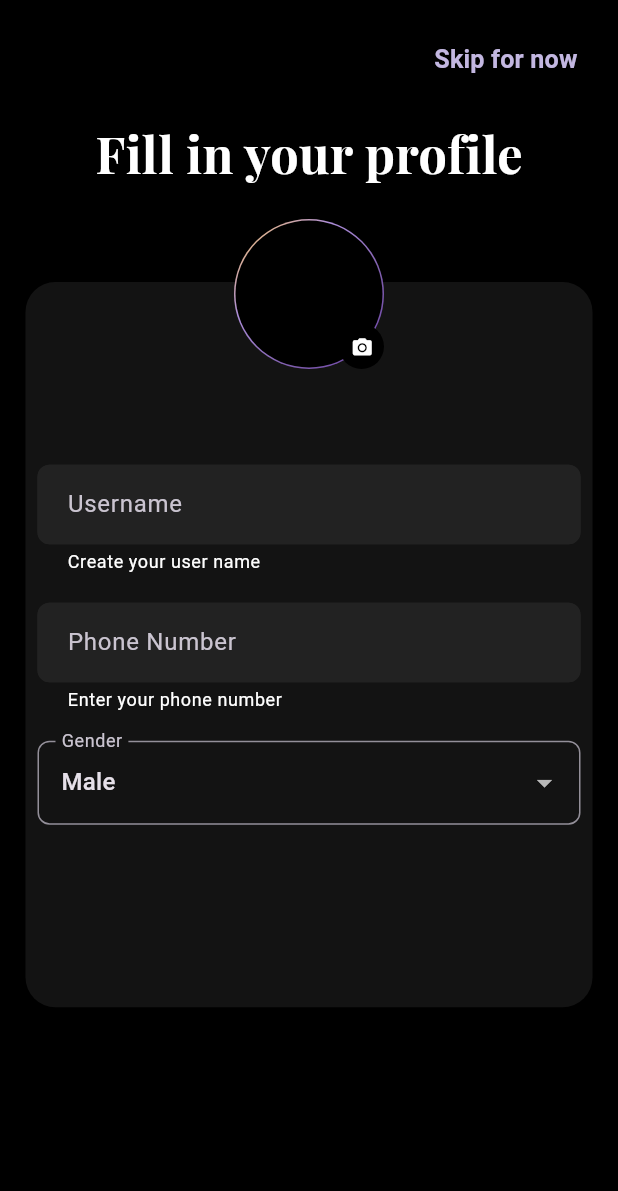
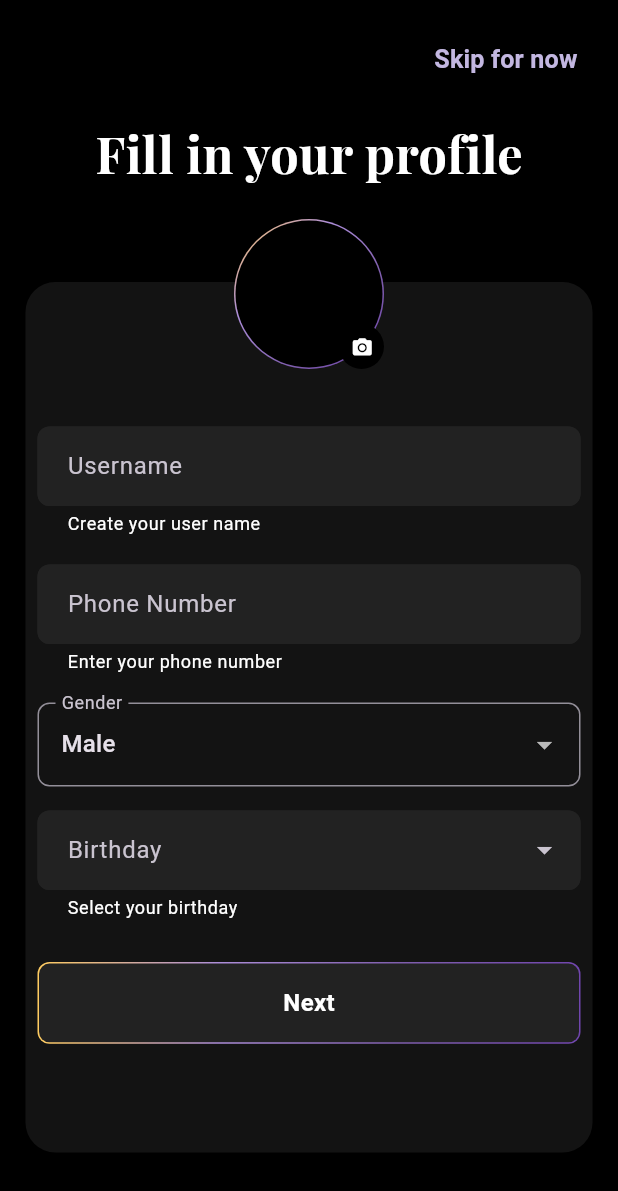
Before and after one commit to BuyBuddy-App/users_app, a Flutter app: the screen it shows after launch, on a phone screen of 412 x 824 dp. Shown: the top 1191 px of the screen. Run offline on Flutter 3.47's test engine with Material 3 defaults, Android fonts, the phone set to English and light mode, and no system bars; our stand-ins replace connectivity_plus, cookie_jar, dartz, device_preview, dio, dio_cookie_manager and 11 more.

Commit message:
adding birth widget

```diff
--- a/assets/translations/en.json
+++ b/assets/translations/en.json
@@ -73,7 +73,11 @@
       "gender": "Gender",
       "select_gender": "Select your gender",
       "female":"Female",
-      "male":"Male"
+      "male":"Male",
+      "set": "Set",
+      "next":"Next",
+      "select_birth": "Select your birthday",
+      "birthday":"Birthday"
     }
   }
 }
--- a/lib/core/custom/custom_text_form_field.dart
+++ b/lib/core/custom/custom_text_form_field.dart
@@ -8,7 +8,8 @@ class CustomTextFormField extends StatelessWidget {
   final String? labelText;
   final String? helperText;
   final IconData? prefixIcon;
-  final IconData? suffixIcon;
+  final Widget? suffixIcon;
+  final bool? readOnly;
   final TextInputType keyboardType;
   final bool obscureText;
   final String Function(String?)? validator;
@@ -18,6 +19,7 @@ class CustomTextFormField extends StatelessWidget {
 
   const CustomTextFormField({
     super.key,
+    this.readOnly,
     this.hintText,
     this.labelText,
     this.helperText,
@@ -37,6 +39,7 @@ class CustomTextFormField extends StatelessWidget {
       height: helperText == null ? 56 : 76,
       width: double.infinity,
       child: TextFormField(
+        readOnly: readOnly ?? false,
         style: TextStyle(fontSize: 16.sp),
         controller: controller,
         keyboardType: keyboardType,
@@ -56,7 +59,7 @@ class CustomTextFormField extends StatelessWidget {
           ),
           prefixIcon: prefixIcon != null ? Icon(prefixIcon) : null,
           suffixIcon: suffixIcon != null
-              ? GestureDetector(onTap: onSuffixTap, child: Icon(suffixIcon))
+              ? GestureDetector(onTap: onSuffixTap, child: suffixIcon)
               : null,
           contentPadding: const EdgeInsets.symmetric(
             vertical: 14,
--- a/lib/features/auth/presentation/screens/fill_profile_screen.dart
+++ b/lib/features/auth/presentation/screens/fill_profile_screen.dart
@@ -1,9 +1,11 @@
 import 'dart:io';
+import 'package:buy_buddy_user_app/core/custom/custom_button_grad.dart';
 import 'package:buy_buddy_user_app/core/custom/custom_circle_grad.dart';
 import 'package:buy_buddy_user_app/core/custom/custom_container.dart';
 import 'package:buy_buddy_user_app/core/custom/custom_text_form_field.dart';
 import 'package:buy_buddy_user_app/core/custom/vertical_gap.dart';
 import 'package:buy_buddy_user_app/core/utils/app_colors.dart';
+import 'package:buy_buddy_user_app/features/auth/presentation/widgets/birth_date_pick_widget.dart';
 import 'package:buy_buddy_user_app/translations/codegen_loader.g.dart';
 import 'package:easy_localization/easy_localization.dart';
 import 'package:flutter/material.dart';
@@ -92,7 +94,7 @@ class _FillProfileScreenState extends State<FillProfileScreen> {
                   clipBehavior: Clip.none,
                   alignment: Alignment.center,
                   children: [
-                    CustomContainer(width: double.infinity, height: 500.h),
+                    CustomContainer(width: double.infinity, height: 600.h),
                     Positioned(
                       top: -40,
                       child: Stack(
@@ -180,7 +182,15 @@ class _FillProfileScreenState extends State<FillProfileScreen> {
                               },
                             ),
 
-                            const SizedBox(height: 24),
+                            const SizedBox(height: 16),
+
+                            BirthDatePickWidget(),
+
+                            const SizedBox(height: 25),
+                            CustomButtonGrad(
+                              text: LocaleKeys.authProfileNext.tr(),
+                              onPressed: () {},
+                            ),
                           ],
                         ),
                       ),
--- /dev/null
+++ b/lib/features/auth/presentation/widgets/birth_date_pick_widget.dart
@@ -0,0 +1,90 @@
+import 'package:buy_buddy_user_app/core/custom/custom_button_grad.dart';
+import 'package:buy_buddy_user_app/core/custom/custom_text_form_field.dart';
+import 'package:buy_buddy_user_app/core/utils/app_colors.dart';
+import 'package:buy_buddy_user_app/translations/codegen_loader.g.dart';
+import 'package:easy_localization/easy_localization.dart';
+import 'package:flutter/cupertino.dart';
+import 'package:flutter/material.dart';
+
+class BirthDatePickWidget extends StatefulWidget {
+  const BirthDatePickWidget({super.key});
+
+  @override
+  State<BirthDatePickWidget> createState() => _BirthDatePickWidgetState();
+}
+
+class _BirthDatePickWidgetState extends State<BirthDatePickWidget> {
+  final TextEditingController _controller = TextEditingController();
+
+  void _showCupertinoPicker(BuildContext context) {
+    DateTime tempPickedDate = DateTime(2000); // default selected
+
+    showModalBottomSheet(
+      backgroundColor: Colors.black,
+      context: context,
+      builder: (_) {
+        return Center(
+          child: Container(
+            height: 250,
+            padding: EdgeInsets.symmetric(horizontal: 10),
+            decoration: BoxDecoration(
+              borderRadius: BorderRadius.circular(12),
+              color: Colors.black,
+            ),
+            child: Column(
+              children: [
+                Expanded(
+                  child: CupertinoTheme(
+                    data: CupertinoThemeData(
+                      barBackgroundColor: Colors.amberAccent,
+                      textTheme: CupertinoTextThemeData(
+                        dateTimePickerTextStyle: TextStyle(
+                          fontSize: 20,
+                          color: AppColors.onPrimary,
+                        ),
+                      ),
+                    ),
+                    child: CupertinoDatePicker(
+                      mode: CupertinoDatePickerMode.date,
+                      backgroundColor: CupertinoColors.black,
+                      initialDateTime: DateTime(2000),
+                      minimumDate: DateTime(1900),
+                      maximumDate: DateTime.now(),
+                      onDateTimeChanged: (DateTime newDate) {
+                        tempPickedDate = newDate;
+                      },
+                    ),
+                  ),
+                ),
+                CustomButtonGrad(
+                  text: LocaleKeys.authProfileSet.tr(),
+                  onPressed: () {
+                    setState(() {
+                      _controller.text =
+                          "${tempPickedDate.day}/${tempPickedDate.month}/${tempPickedDate.year}";
+                    });
+                    Navigator.pop(context);
+                  },
+                ),
+              ],
+            ),
+          ),
+        );
+      },
+    );
+  }
+
+  @override
+  Widget build(BuildContext context) {
+    return CustomTextFormField(
+      controller: _controller,
+      readOnly: true,
+      labelText: LocaleKeys.authProfileBirth.tr(),
+      helperText: LocaleKeys.authProfileSelectBirth.tr(),
+      suffixIcon: IconButton(
+        icon: const Icon(Icons.arrow_drop_down),
+        onPressed: () => _showCupertinoPicker(context),
+      ),
+    );
+  }
+}
--- a/lib/main.dart
+++ b/lib/main.dart
@@ -9,6 +9,7 @@ import 'package:buy_buddy_user_app/features/auth/presentation/screens/fill_profi
 import 'package:buy_buddy_user_app/features/auth/presentation/screens/initial_screen.dart';
 import 'package:buy_buddy_user_app/features/auth/presentation/screens/password_reset_screen.dart';
 import 'package:buy_buddy_user_app/features/auth/presentation/screens/verify_otp_screen.dart';
+import 'package:buy_buddy_user_app/features/auth/presentation/widgets/birth_date_pick_widget.dart';
 import 'package:device_preview/device_preview.dart';
 import 'package:easy_localization/easy_localization.dart';
 import 'package:flutter/foundation.dart';
```
Also changed, not shown: lib/translations/codegen_loader.g.dart.
